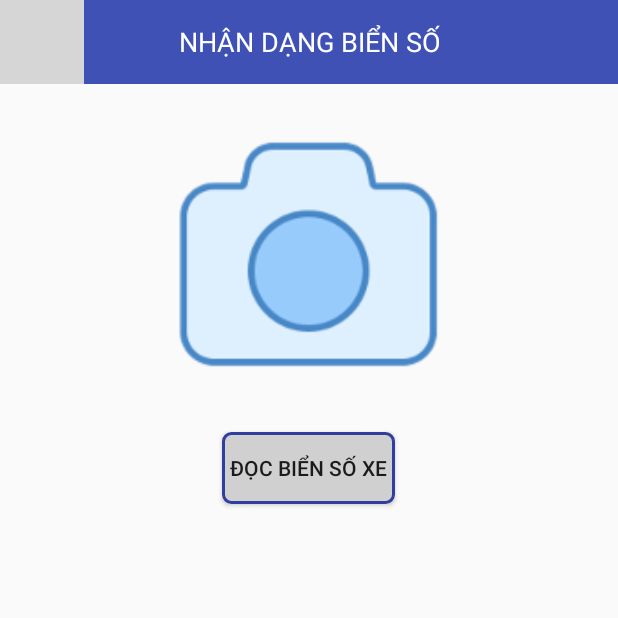
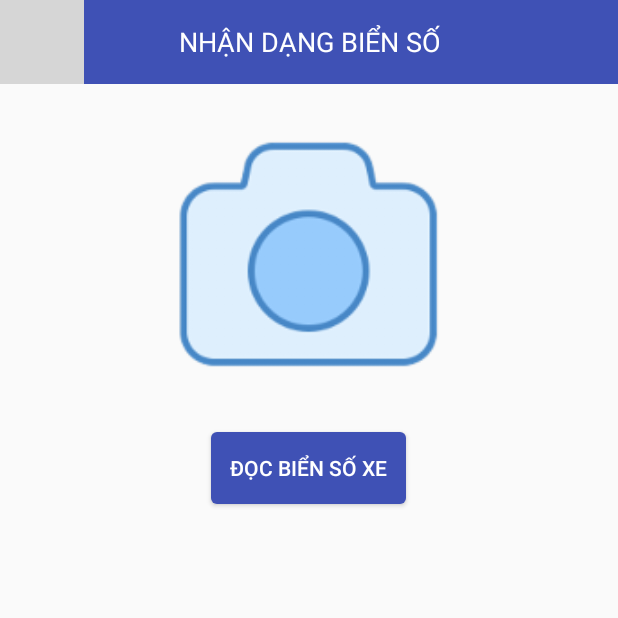
Before and after one commit to haidong94/KiemSoatXeQuanSu, an Android app: the RecognizerLisenceVehileActivity screen opened directly, with no data from a screen before it, on a phone screen of 412 x 824 dp, the top half of it. Run offline under Robolectric (Android 15) with nearby library versions, the phone set to English and light mode, and no system bars; libraries missing offline, so code that uses them is left out: io.objectbox; 5 statements that could not run were skipped; grey boxes are pictures that could not be loaded.

Commit message:
05-05 update

```diff
--- a/app/build.gradle
+++ b/app/build.gradle
@@ -55,4 +55,6 @@ dependencies {
     }
 
     implementation 'com.ToxicBakery.viewpager.transforms:view-pager-transforms:1.2.32@aar'
+    implementation 'com.github.f0ris.sweetalert:library:1.5.1'
+
 }
--- a/app/src/main/java/com/example/dong/kiemsoatxequansu/ui/notebook/SotayAsynstask.java
+++ b/app/src/main/java/com/example/dong/kiemsoatxequansu/ui/notebook/NoteBookAsynstask.java
@@ -8,13 +8,13 @@ import android.os.AsyncTask;
 import com.example.dong.kiemsoatxequansu.R;
 import com.example.dong.kiemsoatxequansu.data.importer.ObjectBoxImporter;
 
-public class SotayAsynstask extends AsyncTask<Void, Void, Void> {
+public class NoteBookAsynstask extends AsyncTask<Void, Void, Void> {
 
     private Context context;
     private ICallBackData iCallBackData;
     private ProgressDialog progressDialog;
 
-    public SotayAsynstask(Context context) {
+    public NoteBookAsynstask(Context context) {
         this.context = context;
         progressDialog = new ProgressDialog(context, R.style.MyAlertDialogStyle);
         this.iCallBackData = (ICallBackData) context;
--- a/app/src/main/java/com/example/dong/kiemsoatxequansu/ui/searchdrivinglicense/DrivingLicenseActivity.java
+++ b/app/src/main/java/com/example/dong/kiemsoatxequansu/ui/searchdrivinglicense/DrivingLicenseActivity.java
@@ -19,7 +19,6 @@ import android.widget.Button;
 import android.widget.EditText;
 import android.widget.ImageView;
 import android.widget.TextView;
-import android.widget.Toast;
 
 import com.example.dong.kiemsoatxequansu.R;
 import com.example.dong.kiemsoatxequansu.app.App;
@@ -84,6 +83,7 @@ public class DrivingLicenseActivity extends AppCompatActivity {
             @Override
             public void onClick(View v) {
                 try {
+                    tilDrivingLicense.setError(null);
                     //Kiểm tra nhập số giấy phép lái xe chưa
                     if (TextUtils.isEmpty(edDrivingLicense.getText().toString())) {
                         tilDrivingLicense.setError(getResources().getString(R.string.empty_driving_license));
@@ -168,7 +168,8 @@ public class DrivingLicenseActivity extends AppCompatActivity {
                                 }
                             }, 100);
                         } else {
-                            Toast.makeText(DrivingLicenseActivity.this, "Không có số đăng ký này", Toast.LENGTH_SHORT).show();
+                            //hiển thị thông báo biển giả
+                            Commons.createSweetAlertDialog(DrivingLicenseActivity.this, getResources().getString(R.string.not_driving_license), getResources().getString(R.string.not_data_driving_license));
                         }
                         transactionTime.setEnd(System.currentTimeMillis());
                         Log.d("ObjectBox", "createAllFromJson Task completed in " + transactionTime.getDuration() + "ms");
--- /dev/null
+++ b/app/src/main/res/drawable/ripple_effect_button.xml
@@ -0,0 +1,19 @@
+<?xml version="1.0" encoding="utf-8"?>
+
+<ripple xmlns:android="http://schemas.android.com/apk/res/android"
+    xmlns:tools="http://schemas.android.com/tools"
+    android:color="@color/colorBlack"
+    tools:targetApi="lollipop">
+    <item android:id="@android:id/mask">
+        <shape android:shape="rectangle">
+            <solid android:color="@color/colorBlack" />
+        </shape>
+    </item>
+    <item android:id="@android:id/background">
+        <shape android:shape="rectangle">
+            <solid android:color="@color/colorPrimary" />
+            <corners android:radius="4dp" />
+
+        </shape>
+    </item>
+</ripple>
--- a/app/src/main/res/layout/activity_driving_license.xml
+++ b/app/src/main/res/layout/activity_driving_license.xml
@@ -49,7 +49,10 @@
     </android.support.design.widget.TextInputLayout>
 
     <Button
-        android:textColor="@color/colorPrimary"
+
+        android:background="@drawable/ripple_effect_button"
+        android:textColor="@color/colorWhile"
+        android:padding="5dp"
         android:id="@+id/btnSearch"
         android:layout_gravity="center"
         android:text="@string/search_infor"
--- a/app/src/main/res/layout/activity_trathongtin.xml
+++ b/app/src/main/res/layout/activity_recognizer_license_vehicle.xml
@@ -1,6 +1,5 @@
 <?xml version="1.0" encoding="utf-8"?>
 <LinearLayout xmlns:android="http://schemas.android.com/apk/res/android"
-    xmlns:app="http://schemas.android.com/apk/res-auto"
     xmlns:tools="http://schemas.android.com/tools"
     android:layout_width="match_parent"
     android:layout_height="match_parent"
@@ -56,18 +55,19 @@
 
         <Button
             android:id="@+id/btnProcess"
-            android:layout_width="wrap_content"
+            android:layout_width="130dp"
             android:layout_height="wrap_content"
             android:layout_gravity="center_horizontal"
             android:layout_marginTop="@dimen/activity_vertical_margin"
-            android:background="@drawable/button_effect"
+            android:background="@drawable/ripple_effect_button"
+            android:textColor="@color/colorWhile"
             android:padding="5dp"
             android:text="@string/read_image" />
 
 
         <TextView
             android:id="@+id/tvResult"
-            android:layout_width="wrap_content"
+            android:layout_width="130dp"
             android:layout_height="wrap_content"
             android:layout_gravity="center"
             android:padding="10dp"
@@ -81,12 +81,13 @@
 
         <Button
             android:id="@+id/btnSearch"
-            android:layout_width="wrap_content"
+            android:layout_width="130dp"
             android:layout_height="wrap_content"
             android:layout_gravity="center"
-            android:background="@drawable/button_effect"
+            android:background="@drawable/ripple_effect_button"
+            android:textColor="@color/colorWhile"
             android:padding="5dp"
-            android:text="@string/search_infor"
+            android:text="@string/search_license_plates_vehicle"
             android:visibility="invisible" />
     </LinearLayout>
 
--- a/app/src/main/res/layout/activity_search_license_vehicle.xml
+++ b/app/src/main/res/layout/activity_search_license_vehicle.xml
@@ -48,7 +48,9 @@
     </android.support.design.widget.TextInputLayout>
 
     <Button
-        android:textColor="@color/colorPrimary"
+        android:background="@drawable/ripple_effect_button"
+        android:textColor="@color/colorWhile"
+        android:padding="5dp"
         android:id="@+id/btnSearch"
         android:layout_gravity="center"
         android:text="@string/search_infor"
--- a/app/src/main/res/values/strings.xml
+++ b/app/src/main/res/values/strings.xml
@@ -32,7 +32,7 @@
     <string name="gallery">Bộ sưu tập</string>
     <string name="cancel">Hủy bỏ</string>
     <string name="choose_image_from">Chọn ảnh từ</string>
-    <string name="quality_image_bad">Chất lượng ảnh chưa tốt. Bạn có thể nhập tay</string>
+    <string name="quality_image_bad">Chất lượng ảnh chưa tốt</string>
     <string name="not_a_license_plate">Không phải định dạng biển số xe</string>
     <string name="not_a_photo">Bạn chưa chọn ảnh</string>
     <string name="enter_driving_license">Nhập số giấy phép lái xe</string>
@@ -71,6 +71,11 @@
     <string name="organzitation">Đơn vị:</string>
     <string name="not_notes">Không có ghi chú</string>
     <string name="not_plates">Biển giả</string>
+    <string name="empty_license_plates">Bạn chưa nhập biển số xe</string>
+    <string name="not_data_license_plates">Không có dữ liệu biển này</string>
+    <string name="short_license_plates">Biển xe quân đội phải ít nhất 6 kí tự</string>
+    <string name="not_data_driving_license">Không có số đăng ký này</string>
+    <string name="not_driving_license">Số đăng kí giả</string>
 
 
 </resources>
--- a/app/src/main/res/values/styles.xml
+++ b/app/src/main/res/values/styles.xml
@@ -5,7 +5,7 @@
         <!-- Customize your theme here. -->
         <item name="colorPrimary">@color/colorPrimary</item>
         <item name="colorPrimaryDark">@color/colorPrimaryDark</item>
-        <item name="colorAccent">@color/colorAccent</item>
+        <item name="colorAccent">@color/colorPrimary</item>
     </style>
 
     <style name="AppTheme.NoActionBar">
```
Also changed, not shown: app/src/main/AndroidManifest.xml (+5 -2 lines), app/src/main/java/com/example/dong/kiemsoatxequansu/ui/main/MainActivity.java (+5 -6 lines), app/src/main/java/com/example/dong/kiemsoatxequansu/ui/notebook/NoteBookActivity.java (renamed from app/src/main/java/com/example/dong/kiemsoatxequansu/ui/notebook/SoTayActivity.java, +7 -8 lines), app/src/main/java/com/example/dong/kiemsoatxequansu/ui/searchinfor/RecognizerLisenceVehileActivity.java (+14 -16 lines), app/src/main/java/com/example/dong/kiemsoatxequansu/ui/searchinfor/SearchLicenseVehicleActivity.java (+20 -6 lines), app/src/main/java/com/example/dong/kiemsoatxequansu/utils/Commons.java (+17 -0 lines), app/src/main/res/layout/activity_infor_vehicle.xml (+47 -0 lines), app/src/main/res/layout/activity_notebook.xml (renamed from app/src/main/res/layout/activity_sotaylaixe.xml).
